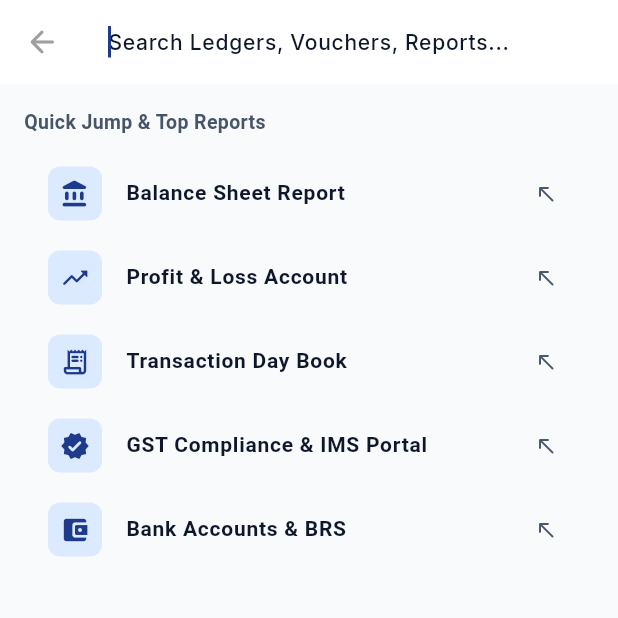
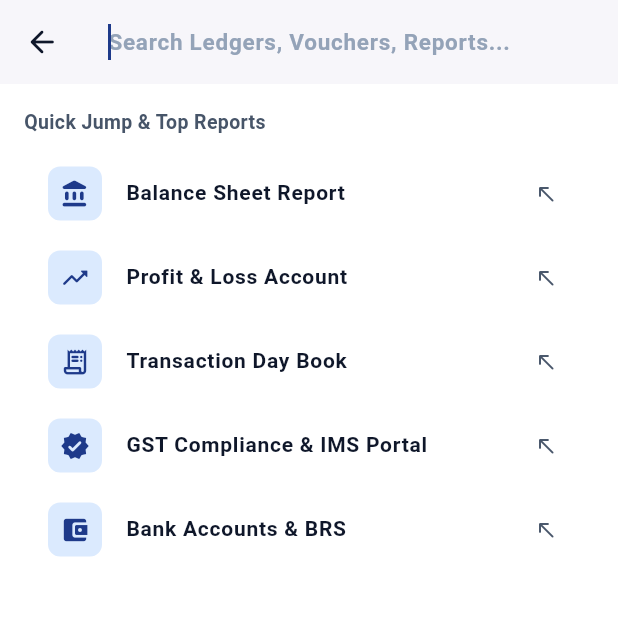
Before and after one commit to anubhav7773/Ledgify, a Flutter app: the screen it shows once a user with an empty profile is signed in, after a tap on the "search" icon, on a phone screen of 412 x 824 dp, the top half of it. Run offline on Flutter 3.47's test engine with Material 3 defaults, Android fonts, the phone set to English and light mode, and no system bars; our stand-ins replace file_picker, firebase_auth, firebase_core, fl_chart, flutter_dotenv, google_fonts and 7 more; missing offline and left inert: record; accounts and stored records are empty; network calls fail.

Commit message:
fix(ui): Enforce ThemeMode.light and white high-contrast cards across P&L, BRS, Global Search, and E-Way Bills

```diff
--- a/client/lib/features/banking/presentation/screens/bank_reconciliation_screen.dart
+++ b/client/lib/features/banking/presentation/screens/bank_reconciliation_screen.dart
@@ -199,6 +199,8 @@
 
                             return Card(
                               margin: const EdgeInsets.only(bottom: 12),
+                              elevation: 2,
+                              color: Colors.white,
                               shape: RoundedRectangleBorder(
                                 borderRadius: BorderRadius.circular(AppColors.cardBorderRadius),
                                 side: BorderSide(
--- a/client/lib/features/reports/presentation/screens/profit_and_loss_screen.dart
+++ b/client/lib/features/reports/presentation/screens/profit_and_loss_screen.dart
@@ -150,7 +150,8 @@
 
   Widget _buildStatementCard(List<Widget> children) {
     return Card(
-      elevation: 0,
+      elevation: 2,
+      color: Colors.white,
       shape: RoundedRectangleBorder(
         borderRadius: BorderRadius.circular(AppColors.cardBorderRadius),
         side: const BorderSide(color: AppColors.border),
--- a/client/lib/features/search/presentation/screens/global_search_delegate.dart
+++ b/client/lib/features/search/presentation/screens/global_search_delegate.dart
@@ -12,7 +12,29 @@
   String get searchFieldLabel => 'Search Ledgers, Vouchers, Reports...';
 
   @override
-  TextStyle? get searchFieldStyle => AppTypography.bodyLarge;
+  TextStyle? get searchFieldStyle => const TextStyle(
+        fontSize: 16,
+        fontWeight: FontWeight.w600,
+        color: Color(0xFF0F172A),
+      );
+
+  @override
+  ThemeData appBarTheme(BuildContext context) {
+    return ThemeData(
+      useMaterial3: true,
+      scaffoldBackgroundColor: Colors.white,
+      appBarTheme: const AppBarTheme(
+        backgroundColor: Colors.white,
+        elevation: 1,
+        iconTheme: IconThemeData(color: Color(0xFF0F172A)),
+        titleTextStyle: TextStyle(color: Color(0xFF0F172A), fontSize: 16, fontWeight: FontWeight.w600),
+      ),
+      inputDecorationTheme: const InputDecorationTheme(
+        hintStyle: TextStyle(color: Color(0xFF94A3B8), fontSize: 15),
+        border: InputBorder.none,
+      ),
+    );
+  }
 
   @override
   List<Widget>? buildActions(BuildContext context) {
--- a/client/lib/main.dart
+++ b/client/lib/main.dart
@@ -55,6 +55,7 @@
       debugShowCheckedModeBanner: false,
       theme: AppTheme.lightTheme,
       darkTheme: AppTheme.darkTheme,
+      themeMode: ThemeMode.light,
       home: const AuthWrapper(),
     );
   }
```
Also changed, not shown: client/lib/features/gst_compliance/presentation/screens/eway_bill_list_screen.dart (+7 -1 lines).
